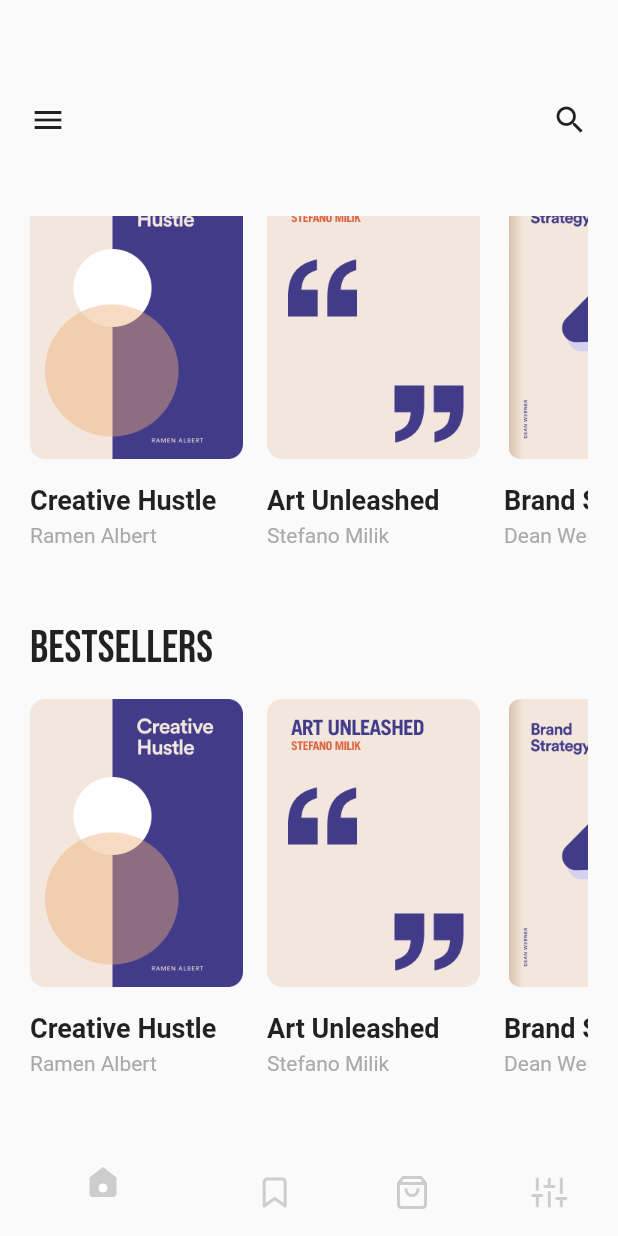
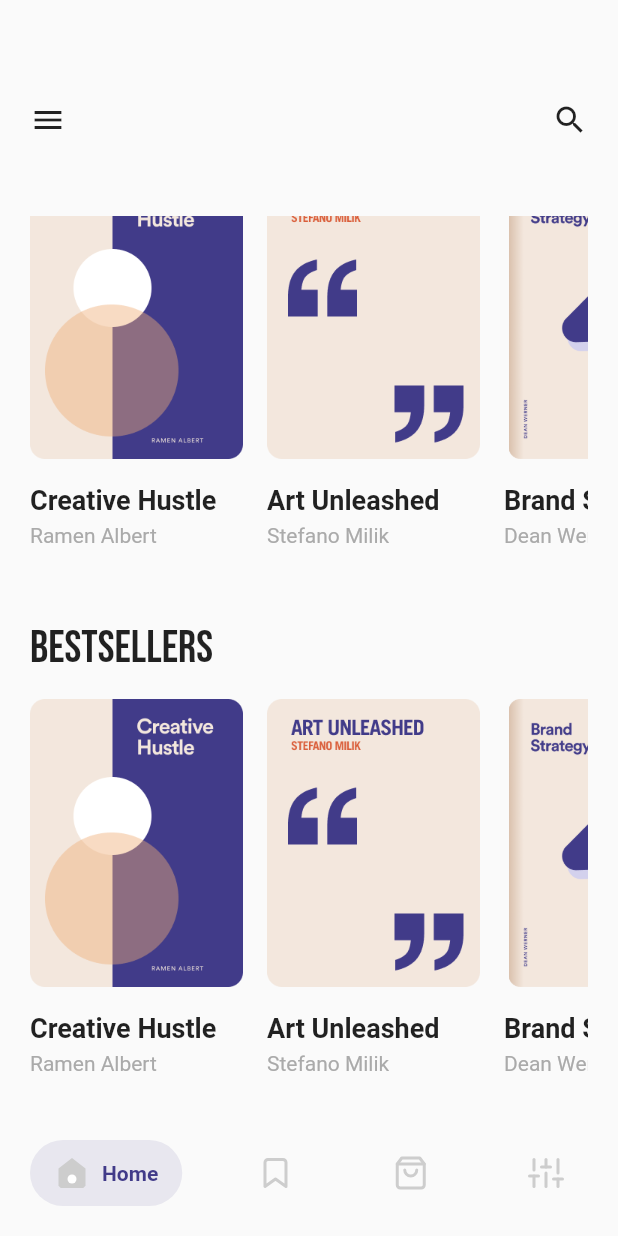
Before and after one commit to mavhungutrezzy/book_store, a Flutter app: the screen it shows after launch, scrolled down 89 dp, on a phone screen of 412 x 824 dp. Run offline on Flutter 3.47's test engine with Material 2 defaults, Android fonts, the phone set to English and light mode, and no system bars; drawn by our look-alikes of salomon_bottom_bar; our stand-ins replace flutter_svg, google_fonts.

```diff
--- a/lib/screens/home/home.dart
+++ b/lib/screens/home/home.dart
@@ -1,42 +1,51 @@
 // ignore_for_file: prefer_const_constructors
 
+import 'package:book_store/constants.dart';
 import 'package:flutter/material.dart';
 import 'package:flutter_svg/flutter_svg.dart';
+import 'package:salomon_bottom_bar/salomon_bottom_bar.dart';
 
 import '../../size_config.dart';
 import 'components/body.dart';
 
-
-
-class Home extends StatelessWidget {
-  const Home({Key? key}) : super(key: key);
+class Home extends StatefulWidget {
+  Home({Key? key}) : super(key: key);
 
   @override
+  State<Home> createState() => _HomeState();
+}
+
+class _HomeState extends State<Home> {
+  var _currentIndex = 0;
+  @override
   Widget build(BuildContext context) {
-    SizeConfig.init(context);
     return Scaffold(
       body: Body(),
-      bottomNavigationBar: BottomNavigationBar(
-        elevation: 0,
-        items: <BottomNavigationBarItem> [
-          BottomNavigationBarItem(
-            icon: SvgPicture.asset(
-              'assets/icons/home (1).svg',
-            ),
-            label: ''
+      bottomNavigationBar: SalomonBottomBar(
+        margin: EdgeInsets.all(20),
+        currentIndex: _currentIndex,
+        onTap: (i) => setState(() => _currentIndex = i),
+        items: [
+          SalomonBottomBarItem(
+            icon: SvgPicture.asset('assets/icons/home (1).svg'),
+            title: Text('Home'),
+            selectedColor: kSecondaryColor,
           ),
-          BottomNavigationBarItem(
+          SalomonBottomBarItem(
             icon: SvgPicture.asset('assets/icons/bookmark.svg'),
-            label: ''
+            title: Text('Bookmark'),
+            selectedColor: kSecondaryColor,
           ),
-          BottomNavigationBarItem(
+          SalomonBottomBarItem(
             icon: SvgPicture.asset('assets/icons/shopping-bag.svg'),
-            label: ''
+            title: Text('Cart'),
+            selectedColor: kSecondaryColor,
           ),
-          BottomNavigationBarItem(
+          SalomonBottomBarItem(
             icon: SvgPicture.asset('assets/icons/sliders.svg'),
-            label: ''
-          )
+            title: Text('Filter'),
+            selectedColor: kSecondaryColor,
+          ),
 
         ]
       ),
```
